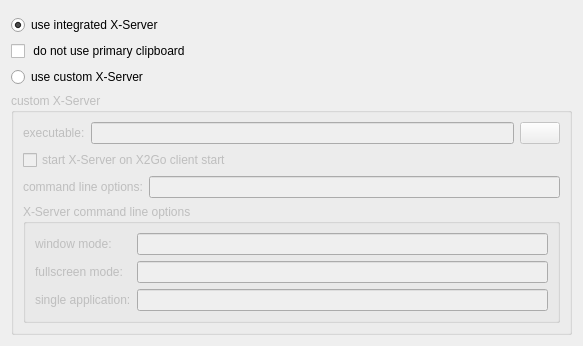
The window that xsettingsui.ui (zoltan-ongithub/x2goclient-qt5) describes before a commit, drawn with Qt 5; both pictures show x 0 to 583 and y 149 to 495 of the 583 by 495 pixel window.
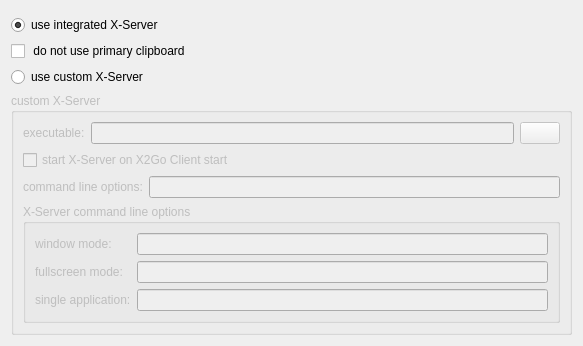
The same window after the commit.

Commit message: fix name of X2Go Client

The edit to the form file:
```diff
--- a/xsettingsui.ui
+++ b/xsettingsui.ui
@@ -106,7 +106,7 @@
       <item>
        <widget class="QCheckBox" name="cbOnstart">
         <property name="text">
-         <string>start X-Server on X2Go client start</string>
+         <string>start X-Server on X2Go Client start</string>
         </property>
         <property name="checked">
          <bool>false</bool>
```
The commit also changes 11 other files.
